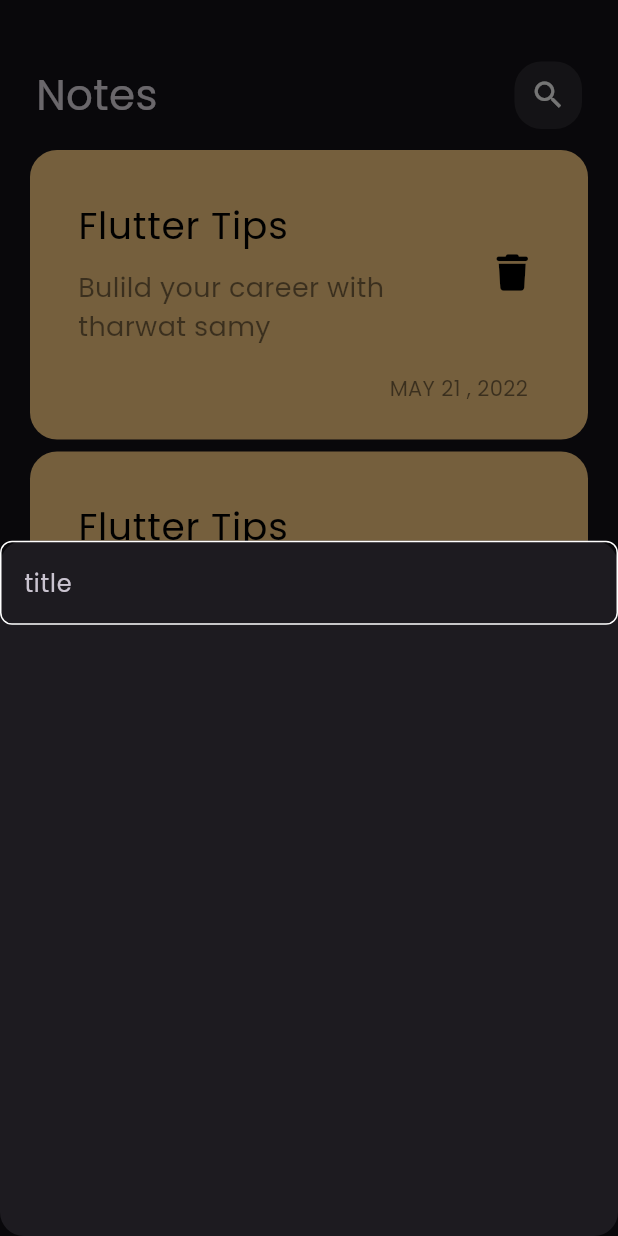
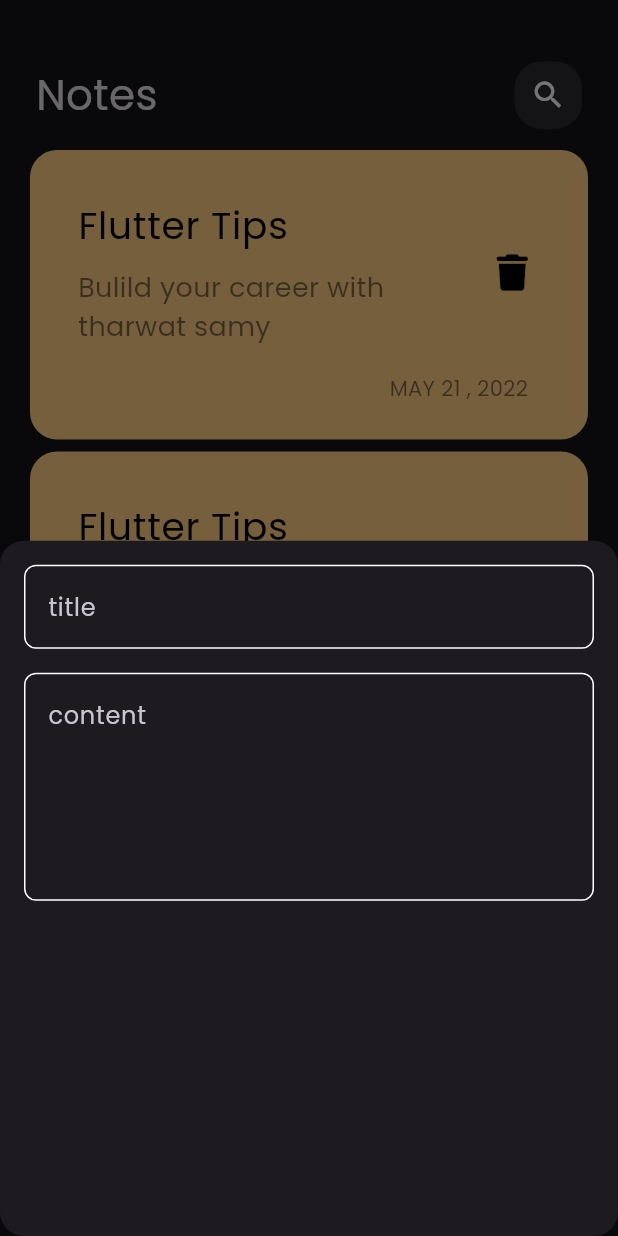
Before and after one commit to Anas-Masri/notes_app, a Flutter app: the screen it shows after launch, after a tap on the "add" icon, on a phone screen of 412 x 824 dp. Run offline on Flutter 3.47's test engine with Material 3 defaults, Android fonts, the phone set to English and light mode, and no system bars; our stand-ins replace font_awesome_flutter.

Commit message:
adding field to bottom sheet

```diff
--- a/lib/widgets/add_note_bottom_sheet.dart
+++ b/lib/widgets/add_note_bottom_sheet.dart
@@ -6,8 +6,20 @@ class AddNoteBottomSheet extends StatelessWidget {
 
   @override
   Widget build(BuildContext context) {
-    return const Column(
-      children: [CustomTextField()],
+    return const Padding(
+      padding: EdgeInsets.all(16),
+      child: Column(
+        children: [
+          CustomTextField(hint: 'title'),
+          SizedBox(
+            height: 16,
+          ),
+          CustomTextField(
+            maxlines: 5,
+            hint: 'content',
+          ),
+        ],
+      ),
     );
   }
 }
--- a/lib/widgets/custom_text_field.dart
+++ b/lib/widgets/custom_text_field.dart
@@ -1,15 +1,24 @@
+// ignore_for_file: public_member_api_docs, sort_constructors_first
 import 'package:flutter/material.dart';
+
 import 'package:notes_app/constant.dart';
 
 class CustomTextField extends StatelessWidget {
-  const CustomTextField({super.key});
+  const CustomTextField({
+    Key? key,
+    required this.hint,
+    this.maxlines = 1,
+  }) : super(key: key);
 
+  final String hint;
+  final int maxlines;
   @override
   Widget build(BuildContext context) {
     return TextField(
+      maxLines: maxlines,
       cursorColor: kPrimaryColor,
       decoration: InputDecoration(
-          hintText: 'title',
+          hintText: hint,
           border: buildBorder(),
           enabledBorder: buildBorder(),
           focusedBorder: buildBorder(kPrimaryColor)),
```
